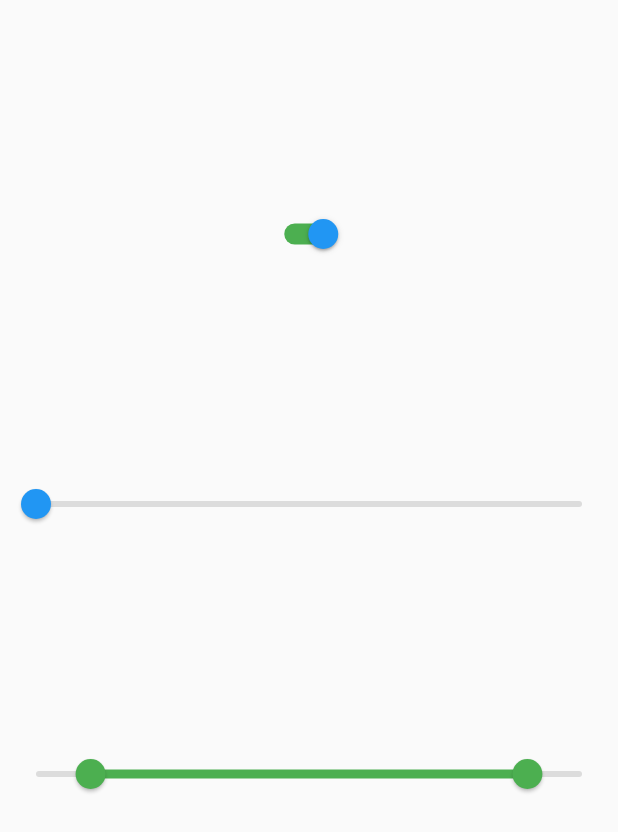
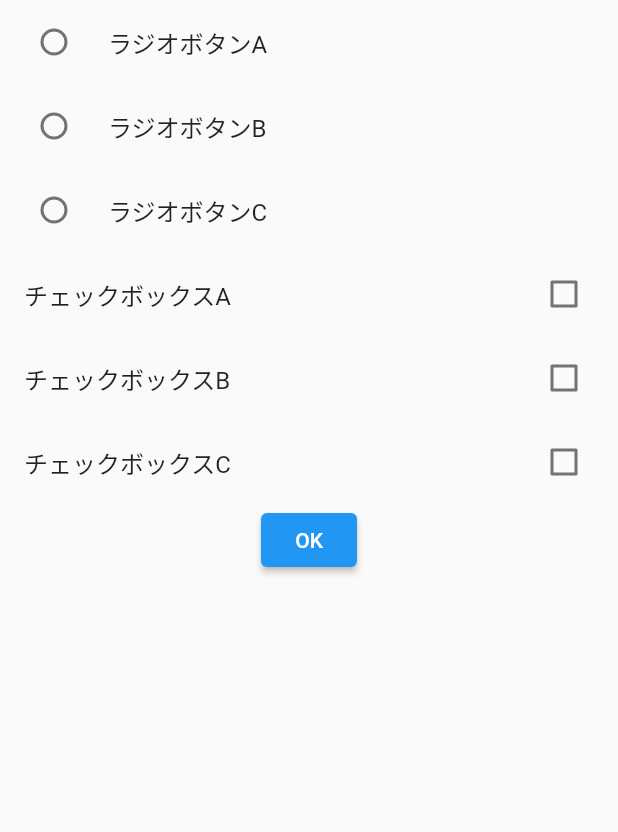
Before and after one commit to 0kkun/flutter-docker-template, a Flutter app: the screen it shows after launch, on a phone screen of 412 x 824 dp. Shown: the top 832 px of the screen. Run offline on Flutter 3.47's test engine with Material 2 defaults, Android fonts, the phone set to English and light mode, and no system bars; our stand-ins replace flutter_riverpod, go_router, logger.

Commit message:
チェックボックスの学習

```diff
--- /dev/null
+++ b/src/lib/providers/checkbox_provider.dart
@@ -0,0 +1,15 @@
+import 'package:flutter/material.dart';
+import 'package:flutter_riverpod/flutter_riverpod.dart';
+
+
+// 選ばれたラジオボタンID
+final radioIdProvider = StateProvider<String?>((ref) {
+  // 最初はどれも選ばれていないので null
+  return null;
+});
+
+// 選ばれたチェックボックスIDたち
+final checkedIdsProvider = StateProvider<Set<String>>((ref) {
+  // 最初は空っぽ {}
+  return {};
+});
--- /dev/null
+++ b/src/lib/screens/checkbox_screen.dart
@@ -0,0 +1,95 @@
+import 'package:flutter/material.dart';
+import 'package:flutter_riverpod/flutter_riverpod.dart';
+import 'package:workspace/providers/checkbox_provider.dart';
+
+class CheckboxScreen extends ConsumerWidget {
+  const CheckboxScreen({super.key});
+
+  @override
+  Widget build(BuildContext context, WidgetRef ref) {
+    // ラジオボタンID に合わせて画面を変化
+    final radioId = ref.watch(radioIdProvider);
+    // チェックボックスIDたち に合わせて画面を変化
+    final checkedIds = ref.watch(checkedIdsProvider);
+
+    // ラジオボタンが押されたときの関数
+    void onChangedRadio(String? id) {
+      ref.read(radioIdProvider.notifier).state = id!;
+    }
+
+    // チェックボックスが押された時の関数
+    void onChangedCheckbox(String id) {
+      final newSet = Set.of(checkedIds);
+      if (checkedIds.contains(id)) {
+        newSet.remove(id);
+      } else {
+        newSet.add(id);
+      }
+      ref.read(checkedIdsProvider.notifier).state = newSet;
+    }
+
+    // 縦に並べる
+    final col = Column(
+      children: [
+        // ラジオボタンたち
+
+        RadioListTile(
+          groupValue: radioId,
+          onChanged: onChangedRadio,
+          value: 'A',
+          title: const Text('ラジオボタンA'),
+        ),
+
+        RadioListTile(
+          groupValue: radioId,
+          onChanged: onChangedRadio,
+          value: 'B',
+          title: const Text('ラジオボタンB'),
+        ),
+
+        RadioListTile(
+          groupValue: radioId,
+          onChanged: onChangedRadio,
+          value: 'C',
+          title: const Text('ラジオボタンC'),
+        ),
+
+        // チェックボックス たち
+
+        CheckboxListTile(
+          onChanged: (check) => onChangedCheckbox('A'),
+          value: checkedIds.contains('A'),
+          title: const Text('チェックボックスA'),
+        ),
+
+        CheckboxListTile(
+          onChanged: (check) => onChangedCheckbox('B'),
+          value: checkedIds.contains('B'),
+          title: const Text('チェックボックスB'),
+        ),
+
+        CheckboxListTile(
+          onChanged: (check) => onChangedCheckbox('C'),
+          value: checkedIds.contains('C'),
+          title: const Text('チェックボックスC'),
+        ),
+
+        // OK ボタン
+
+        ElevatedButton(
+          onPressed: () {
+            // 選ばれたラジオボタンIDを確認する
+            debugPrint(radioId);
+            // 選ばれたチェックボックスIDを確認する
+            debugPrint(checkedIds.toString());
+          },
+          child: const Text('OK'),
+        ),
+      ],
+    );
+
+    return Scaffold(
+      body: col,
+    );
+  }
+}
```
Also changed, not shown: src/lib/main.dart (+10 -3 lines).
